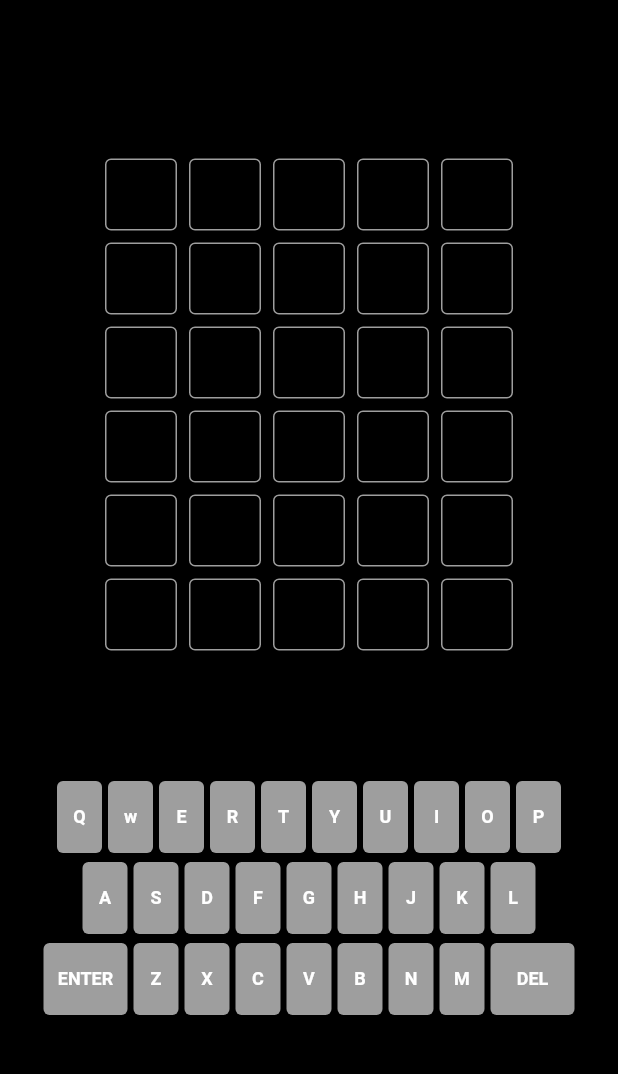
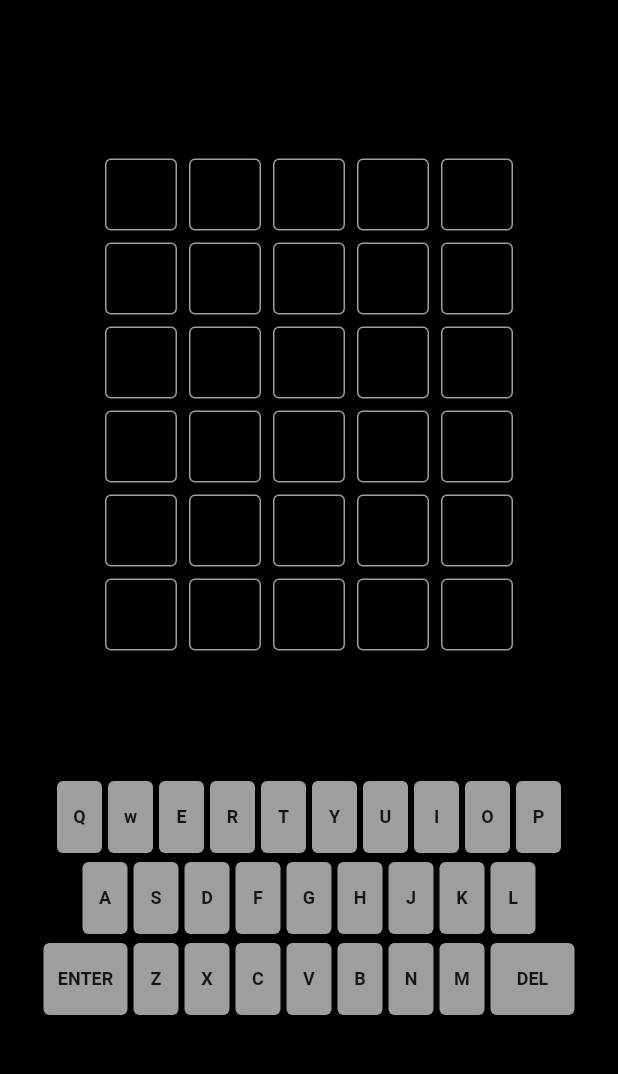
Before and after one commit to mustafasmnc/Flutter_Wordle_Clone, a Flutter app: the screen it shows after launch, on a phone screen of 412 x 824 dp, the part 74-1148 px from its top. Run offline on Flutter 3.47's test engine with Material 2 defaults, Android fonts, the phone set to English and light mode, and no system bars; drawn by our look-alikes of flip_card; our stand-ins replace equatable.

```diff
--- a/lib/wordle/widgets/keyboard.dart
+++ b/lib/wordle/widgets/keyboard.dart
@@ -102,6 +102,7 @@ class _KeyboardButton extends StatelessWidget {
             alignment: Alignment.center,
             child: Text(letter,
                 style: TextStyle(
+                  color: Colors.black87,
                   fontSize: 12,
                   fontWeight: FontWeight.w600,
                 )),
```
Also changed, not shown: 2 other files.
